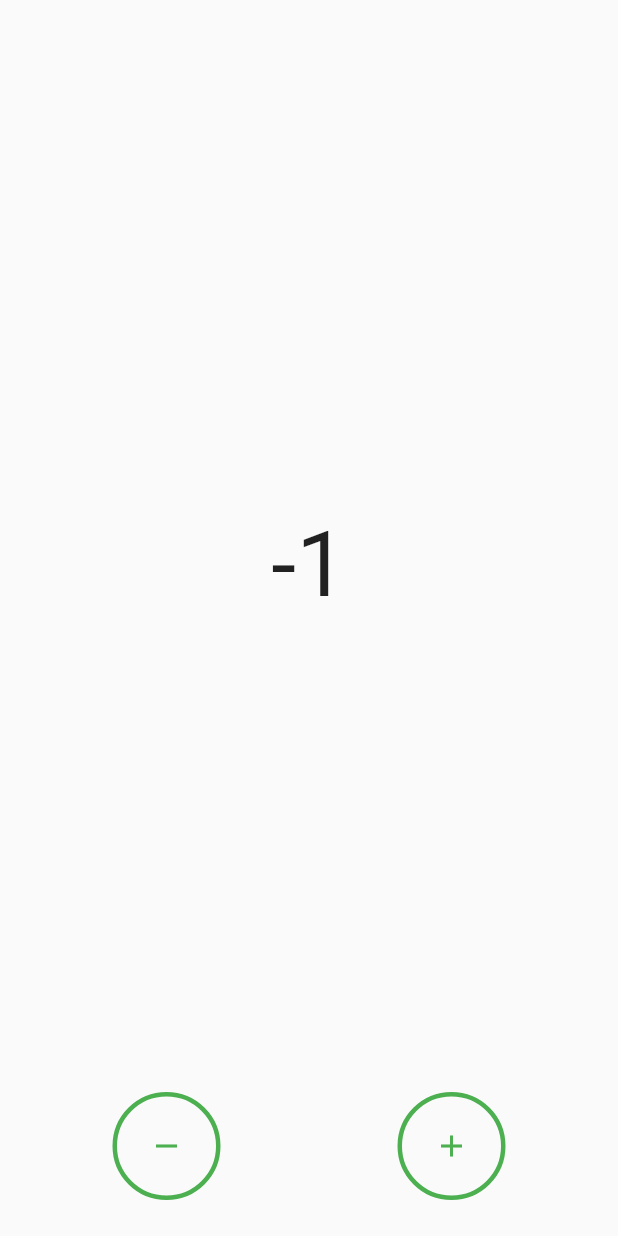
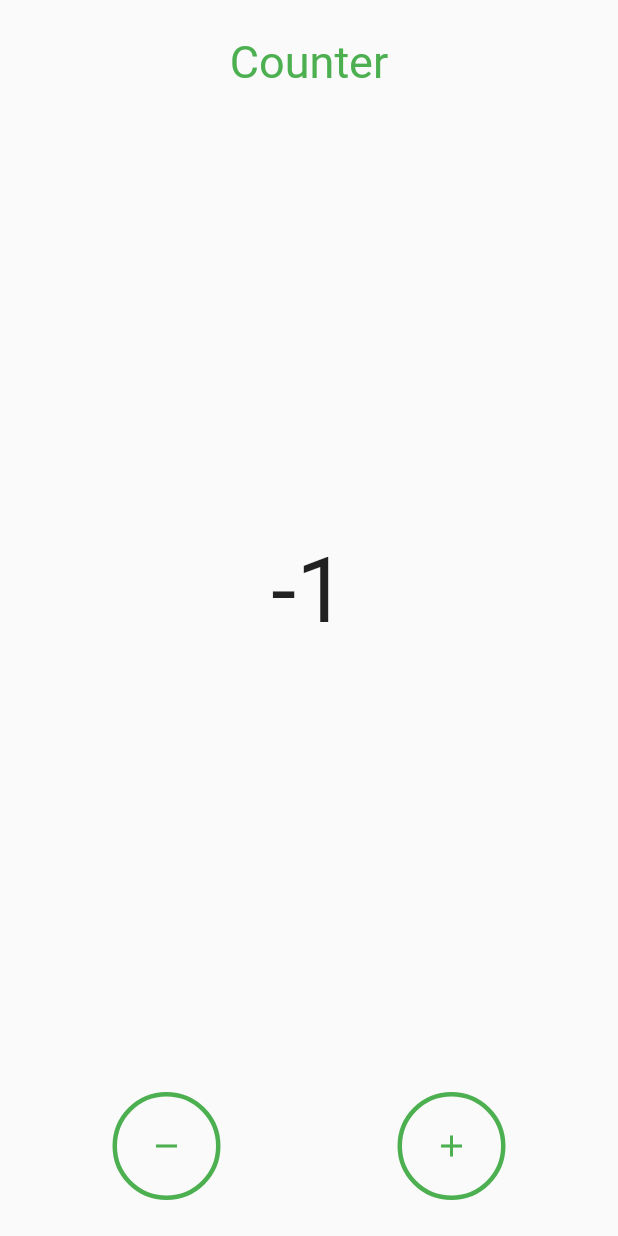
Before and after one commit to epicdevler/Flutter-Counter-App, a Flutter app: the screen it shows after launch, after a tap on the "remove" icon, on a phone screen of 412 x 824 dp. Run offline on Flutter 3.47's test engine with Material 2 defaults, Android fonts, the phone set to English and light mode, and no system bars.

```diff
--- a/lib/main.dart
+++ b/lib/main.dart
@@ -37,7 +37,7 @@ class _HomeScreen extends State<StatefulWidget> {
             mainAxisAlignment: MainAxisAlignment.spaceBetween,
             crossAxisAlignment: CrossAxisAlignment.center,
             children: [
-
+              const Text("Counter", style: TextStyle(fontSize: 30.0, color: Colors.green)),
               Expanded(
                 child: Center(
                   child: Text("$counter", style: const TextStyle(
@@ -54,9 +54,9 @@ class _HomeScreen extends State<StatefulWidget> {
                   style: ElevatedButton.styleFrom(
                       backgroundColor: Colors.transparent,
                       elevation: 0.0,
-                      shape: CircleBorder(
+                      shape: const CircleBorder(
                           side: BorderSide(width: 3.0, color: Colors.green)),
-                      padding: EdgeInsets.all(24.0)
+                      padding: const EdgeInsets.all(24.0)
                   ),
                   child: const Icon(
                     Icons.remove,
```
